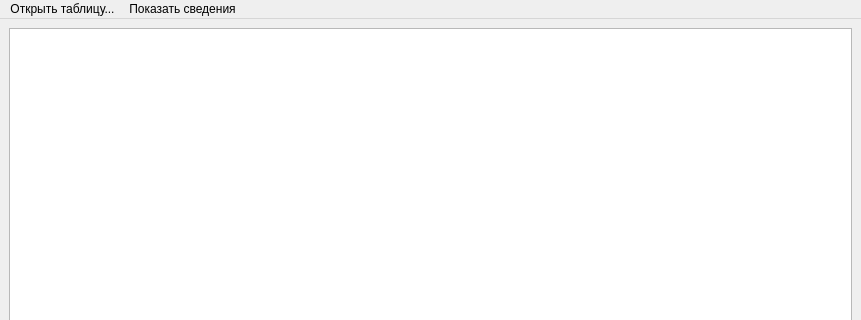
Old version of the form mainwindow.ui in the repository VladislavWaza/TradeManagementDatabase; both pictures show x 0 to 861 and y 0 to 320 of the 861 by 600 pixel window.
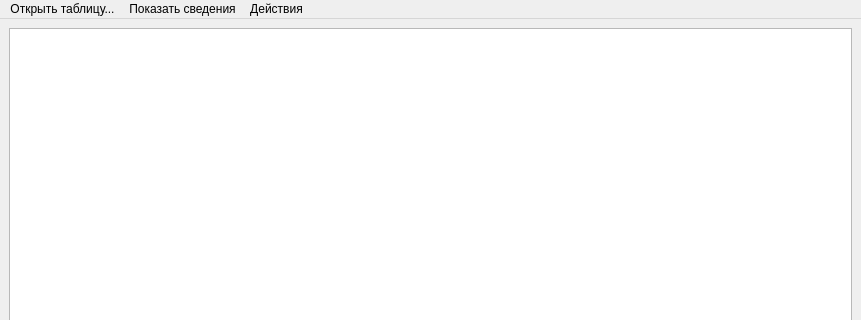
New version of the form.

The edit to the form file:
```diff
--- a/mainwindow.ui
+++ b/mainwindow.ui
@@ -84,8 +84,15 @@
     <addaction name="managers"/>
     <addaction name="missingProds"/>
    </widget>
+   <widget class="QMenu" name="menu_3">
+    <property name="title">
+     <string>Действия</string>
+    </property>
+    <addaction name="closeDep"/>
+   </widget>
    <addaction name="menu"/>
    <addaction name="menu_2"/>
+   <addaction name="menu_3"/>
   </widget>
   <widget class="QStatusBar" name="statusbar"/>
   <action name="showShops">
```
Left out of the diff: 10 changed lines with no effect on the pictures.
